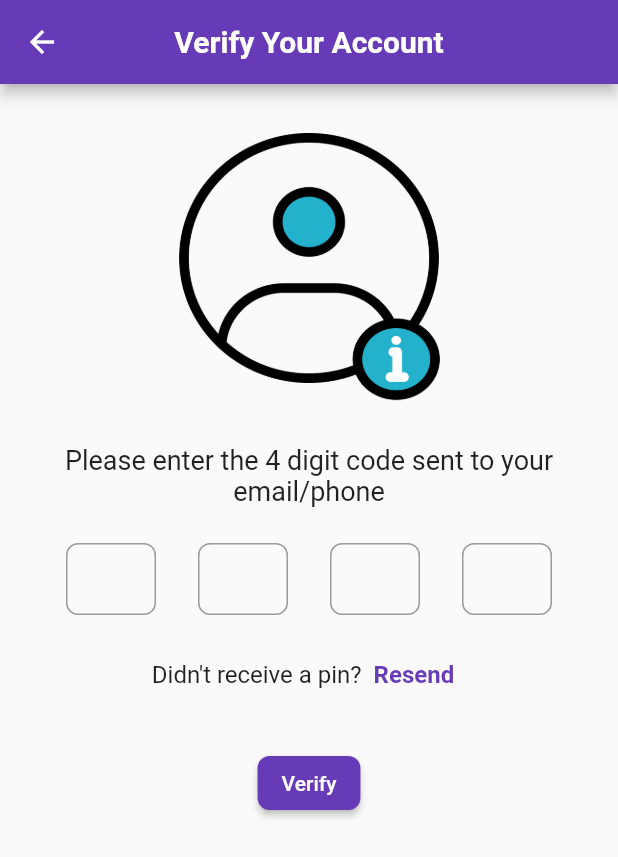
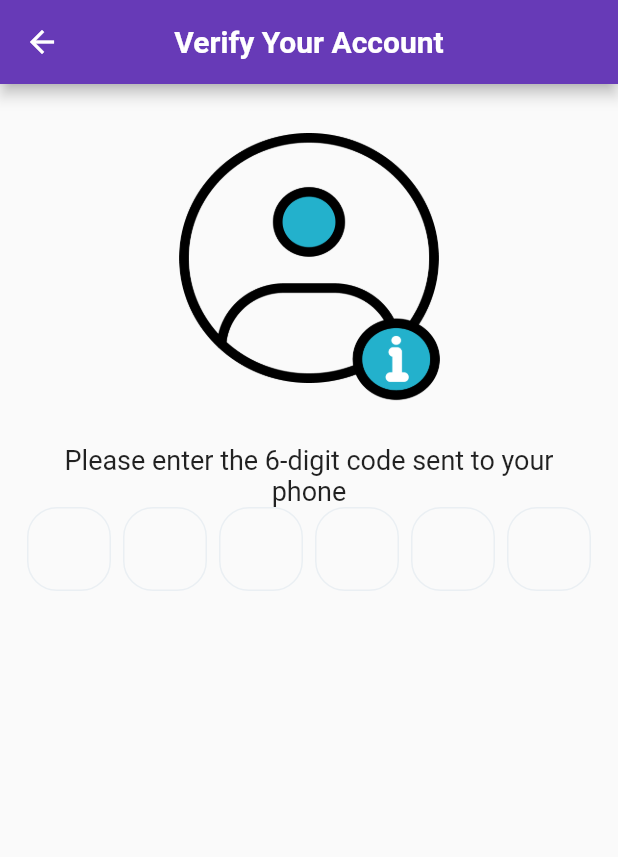
Before and after one commit to SLMRukais99/e_bus_tracker, a Flutter app: the TwoFactorAuthScreen screen opened by its route, after a tap on "Next", on a phone screen of 412 x 824 dp. Shown: the top 857 px of the screen. Run offline on Flutter 3.47's test engine with Material 2 defaults, Android fonts, the light colour scheme and no system bars; drawn by our look-alikes of pinput; our stand-ins replace cloud_firestore, firebase_auth, firebase_core, firebase_messaging, firebase_storage, image_picker; accounts and stored records are empty; network calls fail.

Commit message:
back end of 2f authentication. (Message are not recieved)
There is an error of not receiving the messages. Don't merge to the main.

```diff
--- a/lib/main.dart
+++ b/lib/main.dart
@@ -21,7 +21,7 @@ void main() async {
       'login': (context) => Login(),
       'signup': (context) => SignUp(),
       'home': (context) => HomeScreen(),
-      'tfa': (context) => VerifyAccountScreen(),
+      'tfa': (context) => TwoFactorAuthScreen(),
       'bus_operator_profile_page': (context) => BusOperatorProfileScreen(),
       'user_profile_page': (context) => UserProfileScreen(),
       'phone': (context) => TwoFactorAuthScreen(),
--- a/lib/phone.dart
+++ b/lib/phone.dart
@@ -1,6 +1,9 @@
+import 'package:e_bus_tracker/tfa.dart';
 import 'package:flutter/material.dart';
 
 class TwoFactorAuthScreen extends StatelessWidget {
+  final TextEditingController _phoneNumberController = TextEditingController();
+
   @override
   Widget build(BuildContext context) {
     return Scaffold(
@@ -26,6 +29,7 @@ class TwoFactorAuthScreen extends StatelessWidget {
               textAlign: TextAlign.center,
             ),
             TextField(
+              controller: _phoneNumberController,
               decoration: InputDecoration(
                 labelText: 'Phone Number',
               ),
@@ -33,8 +37,10 @@ class TwoFactorAuthScreen extends StatelessWidget {
             SizedBox(height: 24.0),
             ElevatedButton(
               onPressed: () {
-                // TODO: Add next button functionality
-                Navigator.pushNamed(context, 'tfa');
+                Navigator.of(context).push(MaterialPageRoute(
+                  builder: (context) =>
+                      VerifyAccountScreen(_phoneNumberController.text),
+                ));
               },
               child: Text(
                 'Next',
--- a/lib/tfa.dart
+++ b/lib/tfa.dart
@@ -1,7 +1,12 @@
+import 'package:e_bus_tracker/verified.dart';
+import 'package:firebase_auth/firebase_auth.dart';
 import 'package:flutter/material.dart';
+import 'package:pinput/pinput.dart';
 
 class VerifyAccountScreen extends StatefulWidget {
-  const VerifyAccountScreen({Key? key}) : super(key: key);
+  final String phoneNumber;
+
+  VerifyAccountScreen(this.phoneNumber);
 
   @override
   _VerifyAccountScreenState createState() => _VerifyAccountScreenState();
@@ -9,18 +14,90 @@ class VerifyAccountScreen extends StatefulWidget {
 
 class _VerifyAccountScreenState extends State<VerifyAccountScreen> {
   final List<TextEditingController> _codeControllers =
-      List.generate(4, (index) => TextEditingController());
+      List.generate(6, (index) => TextEditingController());
+  String _verificationCode = '';
+  final GlobalKey<ScaffoldState> _scaffoldKey = GlobalKey<ScaffoldState>();
 
-  void _verifyAccount() {
-    // TODO: Implement account verification logic
-    // Retrieve the entered code from _codeControllers and verify it
-    // You can use the entered code for further processing or validation
-    Navigator.pushNamed(context, 'verified');
+  final defaultPinTheme = PinTheme(
+    width: 56,
+    height: 56,
+    textStyle: TextStyle(
+      fontSize: 20,
+      color: Color.fromRGBO(30, 60, 87, 1),
+      fontWeight: FontWeight.w600,
+    ),
+    decoration: BoxDecoration(
+      border: Border.all(color: Color.fromRGBO(234, 239, 243, 1)),
+      borderRadius: BorderRadius.circular(20),
+    ),
+  );
+
+  final focusedPinTheme = PinTheme(
+    width: 56,
+    height: 56,
+    textStyle: TextStyle(
+      fontSize: 20,
+      color: Color.fromRGBO(30, 60, 87, 1),
+      fontWeight: FontWeight.w600,
+    ),
+    decoration: BoxDecoration(
+      border: Border.all(color: Color.fromRGBO(114, 178, 238, 1)),
+      borderRadius: BorderRadius.circular(8),
+    ),
+  );
+
+  final submittedPinTheme = PinTheme(
+    width: 56,
+    height: 56,
+    textStyle: TextStyle(
+      fontSize: 20,
+      color: Color.fromRGBO(30, 60, 87, 1),
+      fontWeight: FontWeight.w600,
+    ),
+    decoration: BoxDecoration(
+      border: Border.all(color: Color.fromRGBO(234, 239, 243, 1)),
+      borderRadius: BorderRadius.circular(20),
+      color: Color.fromRGBO(234, 239, 243, 1),
+    ),
+  );
+
+  @override
+  void initState() {
+    super.initState();
+    verifyPhone();
   }
 
-  void _resendCode() {
-    // TODO: Implement code resend logic
-    // Resend the verification code to the user's email
+  void verifyPhone() async {
+    await FirebaseAuth.instance.verifyPhoneNumber(
+      phoneNumber: '{widget.phoneNumber}',
+      verificationCompleted: (PhoneAuthCredential credential) async {
+        await FirebaseAuth.instance.signInWithCredential(credential).then(
+          (value) async {
+            if (value.user != null) {
+              Navigator.pushAndRemoveUntil(
+                context,
+                MaterialPageRoute(builder: (context) => VerificationScreen()),
+                (route) => false,
+              );
+            }
+          },
+        );
+      },
+      verificationFailed: (FirebaseAuthException e) {
+        print(e.message);
+      },
+      codeSent: (verificationId, resendToken) {
+        setState(() {
+          _verificationCode = verificationId;
+        });
+      },
+      codeAutoRetrievalTimeout: (verificationId) {
+        setState(() {
+          _verificationCode = verificationId;
+        });
+      },
+      timeout: Duration(seconds: 60),
+    );
   }
 
   @override
@@ -52,66 +129,45 @@ class _VerifyAccountScreenState extends State<VerifyAccountScreen> {
               ),
               SizedBox(height: 24.0),
               Text(
-                'Please enter the 4 digit code sent to your email/phone',
+                'Please enter the 6-digit code sent to your phone',
                 style: TextStyle(fontSize: 18),
                 textAlign: TextAlign.center,
               ),
-              SizedBox(height: 24.0),
-              Row(
-                mainAxisAlignment: MainAxisAlignment.spaceEvenly,
-                children: List.generate(4, (index) {
-                  return SizedBox(
-                    width: 60,
-                    child: TextField(
-                      controller: _codeControllers[index],
-                      keyboardType: TextInputType.number,
-                      maxLength: 1,
-                      textAlign: TextAlign.center,
-                      style: TextStyle(fontSize: 24),
-                      decoration: InputDecoration(
-                        counterText: '',
-                        contentPadding: EdgeInsets.zero,
-                        border: OutlineInputBorder(
-                          borderRadius: BorderRadius.circular(8),
+              Container(
+                height: 56.0,
+                child: Pinput(
+                  defaultPinTheme: defaultPinTheme,
+                  focusedPinTheme: focusedPinTheme,
+                  submittedPinTheme: submittedPinTheme,
+                  length: 6,
+                  pinputAutovalidateMode: PinputAutovalidateMode.onSubmit,
+                  showCursor: true,
+                  onSubmitted: (pin) async {
+                    try {
+                      await FirebaseAuth.instance
+                          .signInWithCredential(
+                        PhoneAuthProvider.credential(
+                          verificationId: _verificationCode,
+                          smsCode: pin,
                         ),
-                      ),
-                    ),
-                  );
-                }),
-              ),
-              SizedBox(height: 16.0),
-              Row(
-                mainAxisAlignment: MainAxisAlignment.center,
-                children: [
-                  Text(
-                    "Didn't receive a pin?",
-                    style: TextStyle(fontSize: 16),
-                  ),
-                  TextButton(
-                    onPressed: _resendCode,
-                    child: Text(
-                      'Resend',
-                      style: TextStyle(
-                        fontSize: 16,
-                        fontWeight: FontWeight.bold,
-                        color: Colors.deepPurple,
-                      ),
-                    ),
-                  ),
-                ],
-              ),
-              SizedBox(height: 24.0),
-              ElevatedButton(
-                onPressed: _verifyAccount,
-                child: Text(
-                  'Verify',
-                  style: TextStyle(color: Colors.white),
-                ),
-                style: ElevatedButton.styleFrom(
-                  primary: Colors.deepPurple,
-                  shape: RoundedRectangleBorder(
-                    borderRadius: BorderRadius.circular(8),
-                  ),
+                      )
+                          .then((value) async {
+                        if (value.user != null) {
+                          Navigator.pushAndRemoveUntil(
+                            context,
+                            MaterialPageRoute(
+                                builder: (context) => VerificationScreen()),
+                            (route) => false,
+                          );
+                        }
+                      });
+                    } catch (e) {
+                      FocusScope.of(context).unfocus();
+                      ScaffoldMessenger.of(context).showSnackBar(
+                        SnackBar(content: Text('Invalid OTP')),
+                      );
+                    }
+                  },
                 ),
               ),
             ],
--- a/pubspec.yaml
+++ b/pubspec.yaml
@@ -42,6 +42,7 @@ dependencies:
   image_picker: ^0.8.4+3
   firebase_storage: ^11.0.0
   fluttertoast: ^8.2.1
+  pinput: ^2.2.31
 
 dev_dependencies:
   flutter_test:
```
Also changed, not shown: pubspec.lock, 7 other files.
